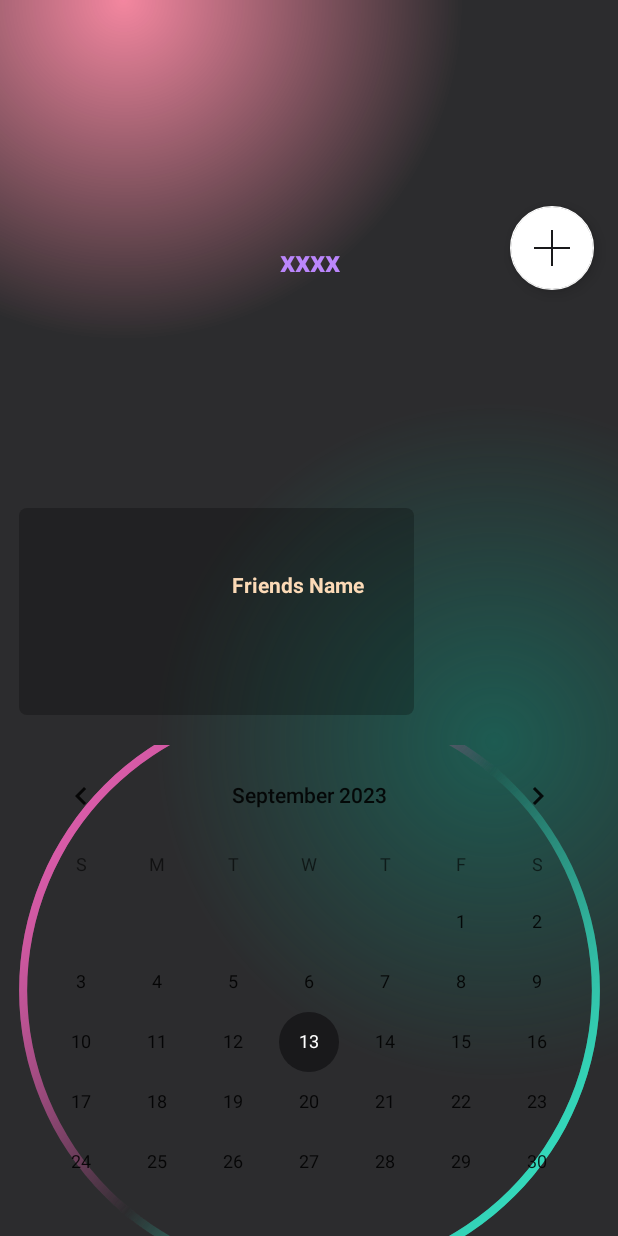
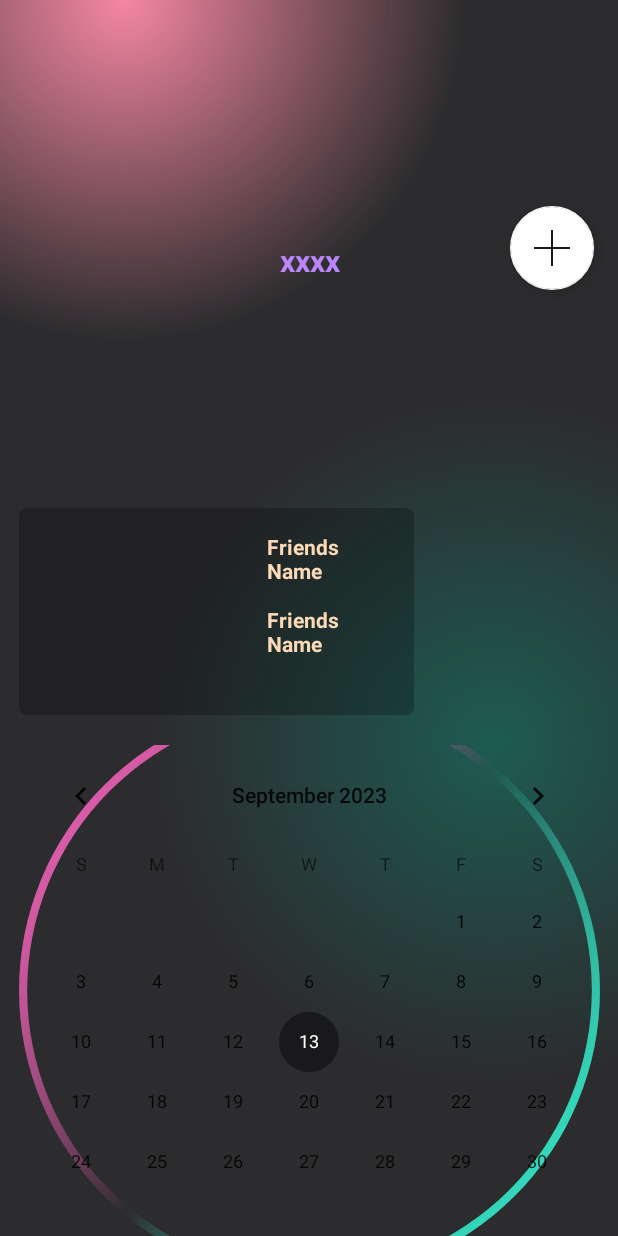
Before and after one commit to GulayAdgzl/DateWise, an Android app: the layout fragment_anasayfa.xml on its own in the app's theme, with its tools: preview values and no code run, on a phone screen of 412 x 824 dp. Run offline under Robolectric (Android 15) with nearby library versions, the phone set to English and light mode, and no system bars.

Commit message:
update project

```diff
--- a/app/src/main/java/com/example/datewise/data/local/adapter/DayAdapter.kt
+++ b/app/src/main/java/com/example/datewise/data/local/adapter/DayAdapter.kt
@@ -3,20 +3,28 @@ package com.example.datewise.data.local.adapter
 
 import android.view.LayoutInflater
 import android.view.ViewGroup
+import android.widget.ImageView
+
+import androidx.navigation.fragment.findNavController
 import androidx.navigation.Navigation
+import androidx.navigation.fragment.NavHostFragment.Companion.findNavController
+import androidx.navigation.fragment.findNavController
 import androidx.recyclerview.widget.ListAdapter
 import androidx.recyclerview.widget.RecyclerView
+import com.example.datewise.R
 import com.example.datewise.data.local.DiffUtil.DateWiseDiffUtilCallBack
 import com.example.datewise.data.local.model.DayModel
 import com.example.datewise.databinding.ItemCardBinding
 import com.example.datewise.ui.anasayfa.AnasayfaFragmentDirections
+import com.example.datewise.ui.viewmodel.DayViewModel
 
 
 class DayAdapter(private var dayList:List<DayModel?>):ListAdapter<DayModel,DayAdapter.CardHolder>(DateWiseDiffUtilCallBack())
     //RecyclerView.Adapter<DayAdapter.CardHolder>()
 {
-    class CardHolder( val itemCardBinding: ItemCardBinding):RecyclerView.ViewHolder(itemCardBinding.root)//difften sonra{
 
+
+    class CardHolder( val itemCardBinding: ItemCardBinding):RecyclerView.ViewHolder(itemCardBinding.root)
 
 
     override fun onCreateViewHolder(parent: ViewGroup, viewType: Int): CardHolder {
@@ -37,19 +45,16 @@ class DayAdapter(private var dayList:List<DayModel?>):ListAdapter<DayModel,DayAd
                // textViewAd.text=day?.name
                 //textViewAd.visibility=View.GONE
                //??????????????????
+
                 emojiBtn.text=day.emoji
                 textName.text=day.name
-
-
-
-
-
-
+                textdayName.text=day.dayname
 
 
 
 
             }
+
             itemCard.setOnClickListener { button ->
                 day?.let {
 
@@ -57,6 +62,8 @@ class DayAdapter(private var dayList:List<DayModel?>):ListAdapter<DayModel,DayAd
                         //.actionAnasayfaFragmentToDayEkleFragment(dayList)
 
                     Navigation.findNavController(button).navigate(anasayfaToDetay)
+
+
                 }
             }
         }
--- a/app/src/main/java/com/example/datewise/ui/dayEkle/DayEkleFragment.kt
+++ b/app/src/main/java/com/example/datewise/ui/dayEkle/DayEkleFragment.kt
@@ -14,9 +14,7 @@ import android.view.LayoutInflater
 import android.view.View
 import android.view.ViewGroup
 import androidx.activity.result.ActivityResultLauncher
-import androidx.core.app.NotificationCompat
 import androidx.core.content.ContextCompat.checkSelfPermission
-import androidx.core.content.ContextCompat.getSystemService
 import androidx.databinding.DataBindingUtil
 import androidx.fragment.app.Fragment
 import androidx.fragment.app.setFragmentResultListener
@@ -31,7 +29,6 @@ import com.example.datewise.data.util.EMPTY
 import com.example.datewise.databinding.FragmentDayEkleBinding
 import com.example.datewise.ui.emoji.EmojiFragment
 import com.example.datewise.ui.notification.NotificationWorker
-
 import com.example.datewise.ui.notification.NotificationWorker.Companion.NOTIFICATION_ID
 import com.example.datewise.ui.notification.NotificationWorker.Companion.NOTIFICATION_WORK
 import com.example.datewise.ui.viewmodel.DayViewModel
--- a/app/src/main/res/layout/item_card.xml
+++ b/app/src/main/res/layout/item_card.xml
@@ -1,5 +1,6 @@
 <?xml version="1.0" encoding="utf-8"?>
 <androidx.constraintlayout.widget.ConstraintLayout xmlns:android="http://schemas.android.com/apk/res/android"
+    xmlns:tools="http://schemas.android.com/tools"
     android:layout_width="263dp"
     android:layout_height="wrap_content"
     xmlns:app="http://schemas.android.com/apk/res-auto"
@@ -23,10 +24,11 @@
             android:orientation="vertical"
             app:layout_constraintGuide_begin="150dp" />
 
+
         <TextView
             android:id="@+id/textName"
-            android:layout_width="105dp"
-            android:layout_height="55dp"
+            android:layout_width="82dp"
+            android:layout_height="37dp"
             android:layout_marginHorizontal="10dp"
             android:layout_marginEnd="16dp"
             android:text="@string/fri"
@@ -37,40 +39,52 @@
             app:layout_constraintEnd_toEndOf="parent"
             app:layout_constraintHorizontal_bias="1.0"
             app:layout_constraintStart_toStartOf="@+id/guideLine"
-            app:layout_constraintTop_toTopOf="parent" />
+            app:layout_constraintTop_toTopOf="parent"
+            app:layout_constraintVertical_bias="0.158" />
 
-
-
-
-    </androidx.constraintlayout.widget.ConstraintLayout>
+        <TextView
+            android:id="@+id/textdayName"
+            android:layout_width="82dp"
+            android:layout_height="37dp"
+            android:layout_marginHorizontal="10dp"
+            android:layout_marginEnd="16dp"
+            android:text="@string/fri"
+            android:textColor="@color/SandyTan"
+            android:textSize="14sp"
+            android:textStyle="bold"
+            app:layout_constraintBottom_toBottomOf="parent"
+            app:layout_constraintEnd_toEndOf="parent"
+            app:layout_constraintHorizontal_bias="1.0"
+            app:layout_constraintStart_toStartOf="@+id/guideLine"
+            app:layout_constraintTop_toTopOf="parent"
+            app:layout_constraintVertical_bias="0.643" />
 
         <androidx.constraintlayout.widget.ConstraintLayout
+            android:id="@+id/itemCard"
             android:layout_width="wrap_content"
             android:layout_height="wrap_content"
-        android:id="@+id/itemCard"
-        app:layout_constraintStart_toStartOf="@id/dataRoot"
+            android:layout_marginStart="20dp"
+            android:layout_marginBottom="20dp"
             app:layout_constraintBottom_toBottomOf="@id/dataRoot"
-        android:layout_marginStart="20dp"
-        android:layout_marginBottom="20dp">
+            app:layout_constraintStart_toStartOf="@id/dataRoot">
 
             <androidx.appcompat.widget.AppCompatButton
+                android:id="@+id/emojiBtn"
                 android:layout_width="match_parent"
                 android:layout_height="160dp"
-            android:id="@+id/emojiBtn"
+                android:layout_weight="1"
+                android:background="@color/transpar"
                 android:gravity="center"
                 android:textSize="60sp"
-            android:layout_weight="1"
-            android:background="@color/transpar"
-            app:shapeAppearanceOverlay="@style/RoundedImageView"
+                app:layout_constraintBottom_toBottomOf="parent"
+                app:layout_constraintEnd_toEndOf="parent"
+                app:layout_constraintStart_toStartOf="parent"
                 app:layout_constraintTop_toTopOf="parent"
-            app:layout_constraintStart_toStartOf="parent"
-            app:layout_constraintEnd_toEndOf="parent"
-            app:layout_constraintBottom_toBottomOf="parent"/>
+                app:shapeAppearanceOverlay="@style/RoundedImageView" />
 
 
         </androidx.constraintlayout.widget.ConstraintLayout>
 
 
-
-
     </androidx.constraintlayout.widget.ConstraintLayout>
+</androidx.constraintlayout.widget.ConstraintLayout>
```
Also changed, not shown: app/src/main/java/com/example/datewise/ui/anasayfa/AnasayfaFragment.kt (+2 -5 lines), app/src/main/res/drawable/edit.png (added), app/src/main/res/drawable/trash.png (added). Lines whose indentation alone changed are shown as unchanged.
